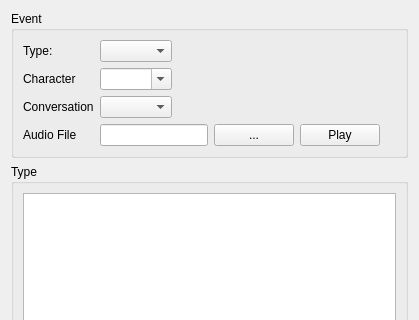
MikeMcQuaid/Fabula, file EventDialog.ui: the form before one commit; both pictures show x 0 to 419 and y 0 to 320 of the 419 by 481 pixel window.
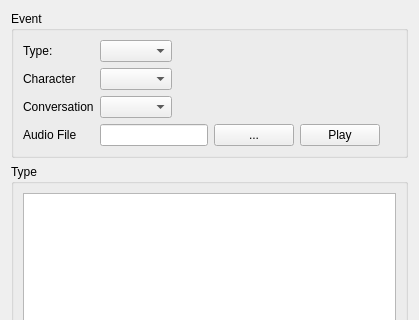
The form after the commit.

```diff
--- a/EventDialog.ui
+++ b/EventDialog.ui
@@ -49,7 +49,7 @@
         <item row="1" column="1">
          <widget class="QComboBox" name="characterComboBox">
           <property name="editable">
-           <bool>true</bool>
+           <bool>false</bool>
           </property>
          </widget>
         </item>
```
